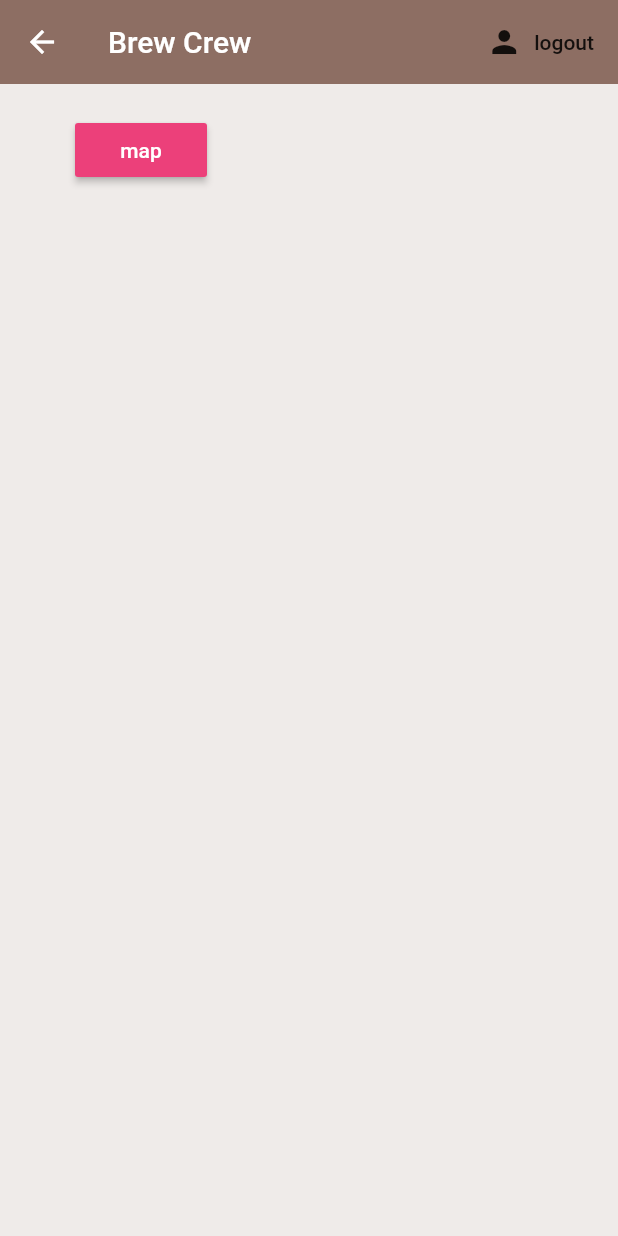
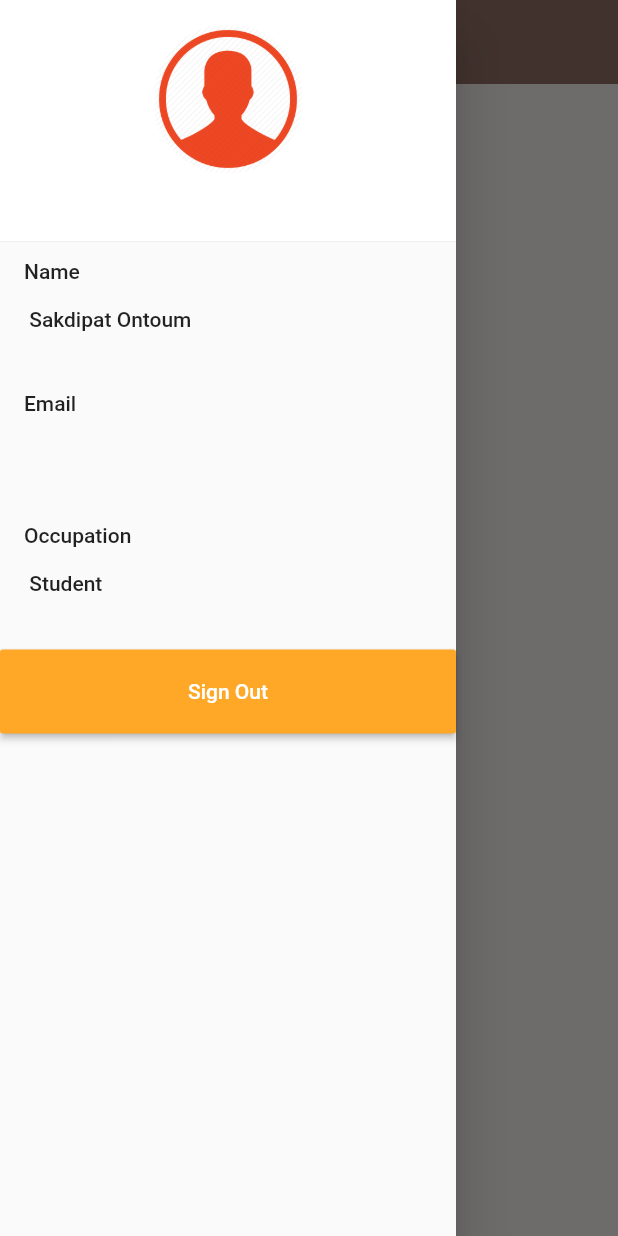
Before and after one commit to CSC231-DSI431-CSC234-DSI31-Group5/lxnavigator, a Flutter app: the Home screen opened directly, with the side drawer open (before the commit the screen has no drawer), on a phone screen of 412 x 824 dp. Run offline on Flutter 3.47's test engine with Material 2 defaults, Android fonts, the phone set to English and light mode, and no system bars; our stand-ins replace cloud_firestore, firebase_auth, flushbar, flutter_map, flutter_spinkit, latlong and 2 more; missing offline and left inert: user_location; accounts and stored records are empty.

Commit message:
[ADD/EDIT] add indoor map navigator

```diff
--- a/lib/src/app/view/mapbox/map.dart
+++ b/lib/src/app/views/mapbox/map.dart
@@ -64,7 +64,11 @@ class MyMapPage extends StatelessWidget {
     //userLocationOptions.updateMapLocationOnPositionChange = false;
 
     return Scaffold(
-      appBar: AppBar(title: Text("Location")),
+     appBar: AppBar(
+          title: Text('Map'),
+          backgroundColor: Colors.blue[400],
+          elevation: 0.0,
+    ),
       body: FlutterMap(
         options: MapOptions(
           center: LatLng(13.651055698,100.496627),
--- a/lib/src/aunthenticate/register.dart
+++ b/lib/src/aunthenticate/register.dart
@@ -1,14 +1,14 @@
 import 'package:flutter/material.dart';
-import 'package:lxnavigator/src/services/auth.dart';
+import 'package:lxnavigator/src/presenters/auth.dart';
 import 'package:lxnavigator/src/shared/constant.dart';
 import 'package:lxnavigator/src/shared/loading.dart';
 
 // "stful" then press tab to show class....extends... StatefulWidget{}
 //  and class ...._State extends State<name of class from above> {}
 
+
 class Register extends StatefulWidget {
   final Function toggleView;
-
 
   Register({this.toggleView});
 
@@ -21,23 +21,27 @@ class _RegisterState extends State<Register> {
   final _formKey = GlobalKey<FormState>();
   bool loading = false;
 
+
+
 //text field state
   String email = '';
   String password = '';
   String error = '';
-  String username= '';
-  String firstname='';
-  String lastname='';
+  String username = '';
+  String firstname = '';
+  String lastname = '';
   String occupation = '';
 
   @override
   Widget build(BuildContext context) {
-    return  loading  ? Loading() : Scaffold(
+    return loading
+        ? Loading()
+        : Scaffold(
             backgroundColor: Colors.brown[100],
             appBar: AppBar(
                 backgroundColor: Colors.brown[400],
                 elevation: 0.0,
-          title: Text('Sign up in to Brew Crew'),
+                title: Text('Sign up in to LX Navigator'),
                 actions: <Widget>[
                   FlatButton.icon(
                       icon: Icon(Icons.person),
@@ -52,40 +56,49 @@ class _RegisterState extends State<Register> {
                 key: _formKey,
                 child: Column(
                   children: <Widget>[
-
                     TextFormField(
-                decoration: textInputDecoration.copyWith(hintText: 'Email'),
-                  validator: (val) => val.isEmpty ? 'Enter an email' : null,
+                        decoration:
+                            textInputDecoration.copyWith(hintText: 'Email'),
+                        validator: (val) =>
+                            val.isEmpty ? 'Enter an email' : null,
                         onChanged: (val) {
                           setState(() => email = val);
                         }),
                     SizedBox(height: 5.0),
                     TextFormField(
-                  decoration: textInputDecoration.copyWith(hintText: 'Password'),
+                        decoration:
+                            textInputDecoration.copyWith(hintText: 'Password'),
                         obscureText: true,
-                  validator: (val) =>
-                      val.length < 6 ? 'Enter a password 6+ chars long' : null,
+                        validator: (val) => val.length < 6
+                            ? 'Enter a password 6+ chars long'
+                            : null,
                         onChanged: (val) {
                           setState(() => password = val);
                         }),
                     SizedBox(height: 5.0),
                     TextFormField(
-                decoration: textInputDecoration.copyWith(hintText: 'First name'),
-                  validator: (val) => val.isEmpty ? 'Enter an First name' : null,
+                        decoration: textInputDecoration.copyWith(
+                            hintText: 'First name'),
+                        validator: (val) =>
+                            val.isEmpty ? 'Enter an First name' : null,
                         onChanged: (val) {
                           setState(() => firstname = val);
                         }),
                     SizedBox(height: 5.0),
                     TextFormField(
-                decoration: textInputDecoration.copyWith(hintText: 'Last name'),
-                  validator: (val) => val.isEmpty ? 'Enter an Last name' : null,
+                        decoration:
+                            textInputDecoration.copyWith(hintText: 'Last name'),
+                        validator: (val) =>
+                            val.isEmpty ? 'Enter an Last name' : null,
                         onChanged: (val) {
                           setState(() => firstname = val);
                         }),
                     SizedBox(height: 5.0),
                     TextFormField(
-                decoration: textInputDecoration.copyWith(hintText: 'Occupation'),
-                  validator: (val) => val.isEmpty ? 'Enter an Occupation' : null,
+                        decoration: textInputDecoration.copyWith(
+                            hintText: 'Occupation'),
+                        validator: (val) =>
+                            val.isEmpty ? 'Enter an Occupation' : null,
                         onChanged: (val) {
                           setState(() => occupation = val);
                         }),
@@ -99,17 +112,17 @@ class _RegisterState extends State<Register> {
                         onPressed: () async {
                           if (_formKey.currentState.validate()) {
                             setState(() => loading = true);
-                      dynamic result = await _auth.registerWithEmailAndPassword(
-                          email, password,firstname,lastname,occupation);
+                            dynamic result =
+                                await _auth.registerWithEmailAndPassword(email,
+                                    password, firstname, lastname, occupation);
                             if (result == null) {
                               setState(() {
                                 error = 'please supply a valid email';
-                          loading =false;
+                                loading = false;
                               });
                             }
                           }
-                    }
-                  ),
+                        }),
                     SizedBox(height: 5.0),
                     Text(
                       error,
--- a/lib/src/aunthenticate/sign_in.dart
+++ b/lib/src/aunthenticate/sign_in.dart
@@ -1,6 +1,6 @@
 import 'package:flushbar/flushbar.dart';
 import 'package:flutter/material.dart';
-import 'package:lxnavigator/src/services/auth.dart';
+import 'package:lxnavigator/src/presenters/auth.dart';
 import 'package:lxnavigator/src/shared/constant.dart';
 import 'package:lxnavigator/src/shared/loading.dart';
 
@@ -32,7 +32,7 @@ class _SignInState extends State<SignIn> {
             appBar: AppBar(
                 backgroundColor: Colors.brown[400],
                 elevation: 0.0,
-                title: Text('Sign in to Brew Crew'),
+                title: Text('Sign in to LX Navigator'),
                 actions: <Widget>[
                   FlatButton.icon(
                       icon: Icon(Icons.person),
--- a/lib/src/home/view/home.dart
+++ /dev/null
@@ -1,49 +0,0 @@
-import 'package:flutter/material.dart';
-import 'package:lxnavigator/src/services/auth.dart';
-import 'package:lxnavigator/src/app/view/mapbox/map.dart';
-
-class Home extends StatelessWidget {
-  final AuthService _auth = AuthService();
-  @override
-  Widget build(BuildContext context) {
-    return Scaffold(
-        backgroundColor: Colors.brown[50],
-        appBar: AppBar(
-          title: Text('Brew Crew'),
-          backgroundColor: Colors.brown[400],
-          elevation: 0.0,
-          actions: <Widget>[
-            FlatButton.icon(
-              icon: Icon(Icons.person),
-              label: Text('logout'),
-              onPressed: () async {
-                await _auth.signOut();
-              },
-            ),
-          ],
-        ),
-              body: Container(
-              padding: EdgeInsets.symmetric(vertical: 20.0, horizontal: 50.0),
-              child: Form(
-                child: Column(
-                  children: <Widget>[
-              RaisedButton(
-                        color: Colors.pink[400],
-                        child: Text(
-                          'map',
-                          style: TextStyle(color: Colors.white),
-                        ),
-                        onPressed: () async {
-                         Navigator.push(context,
-                         MaterialPageRoute(builder: (context) => MyMap())
-                          );
-                        }),
-
-                  ],
-                ),
-              ),
-            ),
-
-        );
-  }
-}
--- /dev/null
+++ b/lib/src/home/views/home.dart
@@ -0,0 +1,125 @@
+import 'package:firebase_auth/firebase_auth.dart';
+import 'package:flutter/material.dart';
+import 'package:lxnavigator/src/app/views/mapbox/map.dart';
+import 'package:lxnavigator/src/app/views/indoormap/indoormap.dart';
+
+class Home extends StatelessWidget {
+  // final AuthService _auth = AuthService();
+  @override
+  Widget build(BuildContext context) {
+    return Scaffold(
+      backgroundColor: Colors.brown[50],
+      appBar: AppBar(
+        title: Text('LX Navigator'),
+        backgroundColor: Colors.brown[400],
+        elevation: 0.0,
+      ),
+      drawer: DrawerCode(),
+      body: Container(
+        padding: EdgeInsets.symmetric(vertical: 20.0, horizontal: 50.0),
+        child: Form(
+          child: Column(
+            children: <Widget>[
+              RaisedButton(
+                  color: Colors.pink[400],
+                  child: Text(
+                    'map',
+                    style: TextStyle(color: Colors.white),
+                  ),
+                  onPressed: () async {
+                    Navigator.push(context,
+                        MaterialPageRoute(builder: (context) => MyMap()));
+                  }),
+              RaisedButton(
+                  color: Colors.pink[400],
+                  child: Text(
+                    'Indoor Map',
+                    style: TextStyle(color: Colors.white),
+                  ),
+                  onPressed: () async {
+                    Navigator.push(context,
+                        MaterialPageRoute(builder: (context) => IndoorMap()));
+                  }),
+            ],
+          ),
+        ),
+      ),
+    );
+  }
+}
+
+class DrawerCode extends StatefulWidget {
+  @override
+  _DrawerCodeState createState() => _DrawerCodeState();
+}
+
+class _DrawerCodeState extends State<DrawerCode> {
+  final FirebaseAuth _auth = FirebaseAuth.instance;
+  FirebaseUser user;
+
+  @override
+  void initState() {
+    super.initState();
+    initUser();
+  }
+
+  initUser() async {
+    user = await _auth.currentUser();
+    setState(() {});
+  }
+
+  @override
+  Widget build(BuildContext context) {
+    return Drawer(
+      child: ListView(
+        padding: EdgeInsets.zero,
+        children: <Widget>[
+          DrawerHeader(
+            decoration: BoxDecoration(color: Colors.white),
+            child: Column(
+              children: <Widget>[
+                Flexible(
+                  child: Container(
+                    padding:
+                        EdgeInsets.symmetric(vertical: 20.0, horizontal: 50.0),
+                    width: 100,
+                    height: 100,
+                    margin: EdgeInsets.only(bottom: 5),
+                    decoration: BoxDecoration(
+                      shape: BoxShape.circle,
+                      image: DecorationImage(
+                          image: AssetImage('assets/images/avatar/profile.png'),
+                          fit: BoxFit.fill),
+                    ),
+                  ),
+                ),
+              ],
+            ),
+          ),
+          ListTile(
+            // leading: Icon(Icons.person_outline),
+            title: Text("Name \n\n Sakdipat Ontoum \n\n "),
+          ),
+          ListTile(
+            // leading: Icon(Icons.settings_applications),
+            title: Text("Email \n\n ${user?.email} \n\n "),
+          ),
+          ListTile(
+            // leading: Icon(Icons.arrow_back),
+            title: Text("Occupation \n\n Student \n\n"),
+          ),
+          RaisedButton(
+              padding: EdgeInsets.symmetric(vertical: 20.0, horizontal: 50.0),
+              color: Colors.orange[400],
+              child: Text(
+                'Sign Out',
+                style: TextStyle(color: Colors.white),
+              ),
+              onPressed: () async {
+                await _auth.signOut();
+              }),
+        ],
+      ),
+    );
+  }
+}
--- a/lib/src/services/auth.dart
+++ b/lib/src/presenters/auth.dart
@@ -1,6 +1,6 @@
 import 'package:firebase_auth/firebase_auth.dart';
 import 'package:lxnavigator/src/models/user.dart';
-import 'package:lxnavigator/src/services/database.dart';
+import 'package:lxnavigator/src/presenters/database.dart';
 
 
 
--- a/lib/src/wrapper.dart
+++ b/lib/src/wrapper.dart
@@ -1,6 +1,6 @@
 import 'package:flutter/material.dart';
 import 'package:lxnavigator/src/aunthenticate/aunthenicate.dart';
-import 'package:lxnavigator/src/home/view/home.dart';
+import 'package:lxnavigator/src/home/views/home.dart';
 import 'package:lxnavigator/src/models/user.dart';
 import 'package:provider/provider.dart';
 
--- a/pubspec.yaml
+++ b/pubspec.yaml
@@ -39,7 +39,9 @@ dependencies:
   flutter_map_tappable_polyline: ^0.3.1
   user_location: ^0.1.2
   splashscreen: ^1.2.0
-
+  photo_view: ^0.9.2
+  bubble_tab_indicator: ^0.1.4
+  http: ^0.12.1
 dev_dependencies:
   flutter_test:
     sdk: flutter
@@ -58,6 +60,8 @@ flutter:
   # To add assets to your application, add an assets section, like this:
   assets:
     - assets/images/logo/flutter_logo.png
+    - assets/images/indoormap/lxfirstfloor.jpg
+    - assets/images/avatar/profile.png
   #   - images/a_dot_ham.jpeg
 
   # An image asset can refer to one or more resolution-specific "variants", see
```
Also changed, not shown: lib/main.dart (+13 -10 lines), lib/src/app/views/indoormap/indoormap.dart (added, +357 -0 lines), assets/images/avatar/profile.png (added), assets/images/indoormap/lxfirstfloor.jpg (added), assets/images/indoormap/lxfirstfloorhorizontal.png (added), assets/images/indoormap/lxfirstfloorvertical.png (added), lib/src/presenters/database.dart (renamed from lib/src/services/database.dart), pubspec.lock. Lines whose indentation alone changed are shown as unchanged.
